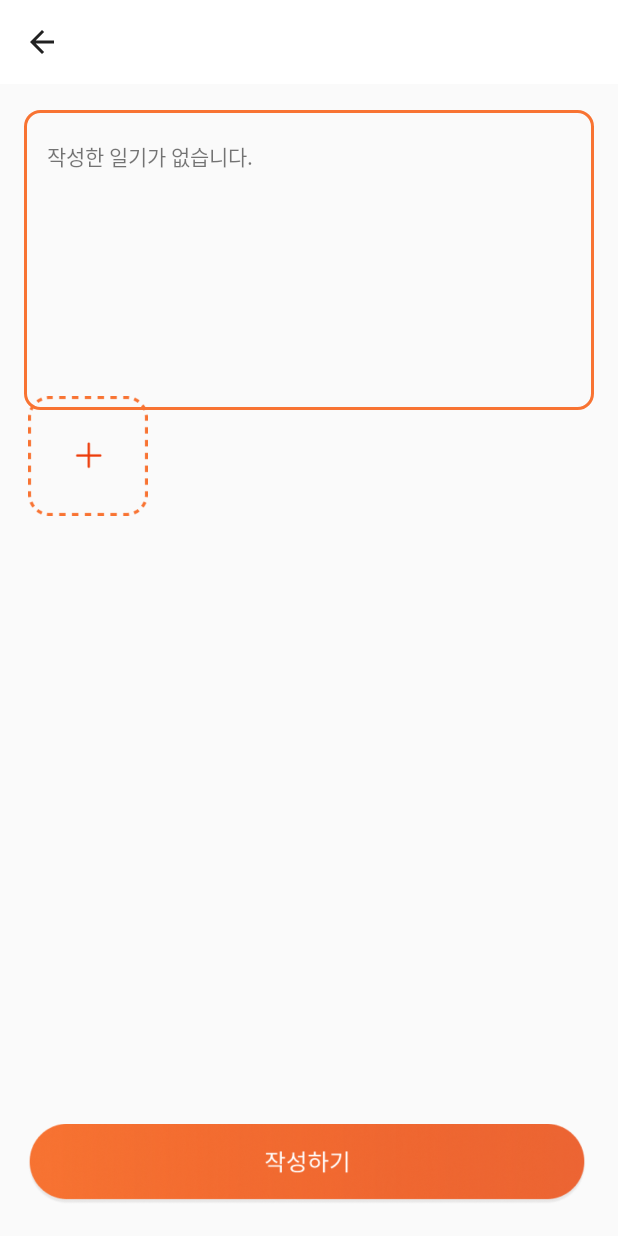
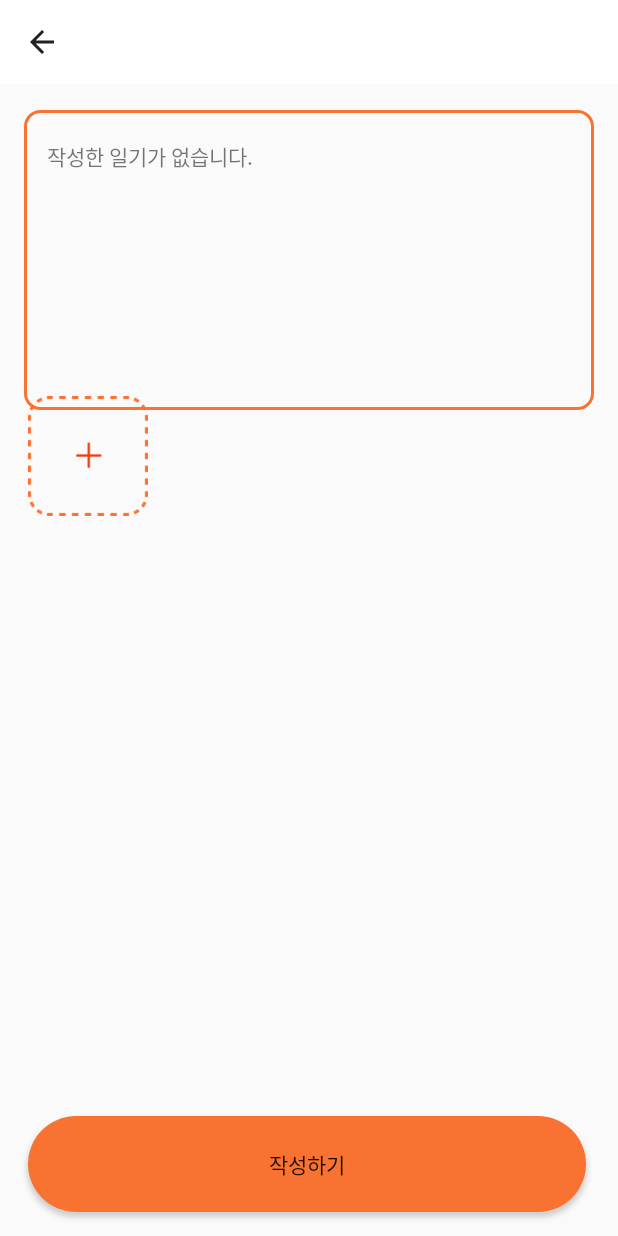
Before and after one commit to food-chatbot/food-chatbot, an Android app: the DiaryViewEdit screen opened directly, with no data from a screen before it, on a phone screen of 412 x 824 dp. Run offline under Robolectric (Android 15) with nearby library versions, the phone set to English and light mode, and no system bars.

Commit message:
다이어리 추가버튼 클릭 시 diary_write.xml로 이동

```diff
--- a/app/src/main/AndroidManifest.xml
+++ b/app/src/main/AndroidManifest.xml
@@ -2,6 +2,7 @@
 <manifest xmlns:android="http://schemas.android.com/apk/res/android"
     package="com.example.chatbot">
 
+    <uses-permission android:name="android.permission.INTERNET"/>
     <application
         android:allowBackup="true"
         android:icon="@mipmap/ic_launcher"
--- a/app/src/main/java/com/example/chatbot/DiaryFragment.java
+++ b/app/src/main/java/com/example/chatbot/DiaryFragment.java
@@ -92,7 +92,7 @@ public class DiaryFragment extends Fragment {
         switch(item.getItemId()){
             case R.id.action_add:
                 Toast.makeText(getActivity(), "추가 버튼", Toast.LENGTH_SHORT).show();
-                Intent intent = new Intent(getActivity(),DiaryView.class);
+                Intent intent = new Intent(getActivity(),DiaryViewEdit.class);
                 startActivity(intent);
                 break;
 
--- a/app/src/main/java/com/example/chatbot/DiaryView.java
+++ b/app/src/main/java/com/example/chatbot/DiaryView.java
@@ -1,5 +1,6 @@
 package com.example.chatbot;
 
+import android.content.Context;
 import android.content.DialogInterface;
 import android.content.Intent;
 import android.database.Cursor;
@@ -7,9 +8,12 @@ import android.database.sqlite.SQLiteDatabase;
 import android.graphics.Bitmap;
 import android.graphics.BitmapFactory;
 import android.os.Bundle;
+import android.view.LayoutInflater;
 import android.view.Menu;
 import android.view.MenuInflater;
 import android.view.MenuItem;
+import android.view.View;
+import android.widget.Button;
 import android.widget.EditText;
 import android.widget.ImageView;
 import android.widget.Toast;
--- a/app/src/main/java/com/example/chatbot/DiaryViewEdit.java
+++ b/app/src/main/java/com/example/chatbot/DiaryViewEdit.java
@@ -3,6 +3,7 @@ package com.example.chatbot;
 import android.content.Intent;
 import android.os.Bundle;
 import android.view.MenuItem;
+import android.widget.Button;
 
 import androidx.annotation.NonNull;
 import androidx.appcompat.widget.Toolbar;
@@ -10,14 +11,20 @@ import androidx.appcompat.widget.Toolbar;
 import androidx.annotation.Nullable;
 import androidx.appcompat.app.AppCompatActivity;
 
+import java.text.BreakIterator;
+
 public class DiaryViewEdit extends AppCompatActivity {
 
+
     Toolbar toolbar;
+    static Button btnWrite;
+
     @Override
     protected void onCreate(@Nullable Bundle savedInstanceState) {
         super.onCreate(savedInstanceState);
         setContentView(R.layout.diary_write);
 
+        btnWrite = findViewById(R.id.btnWrite);
         toolbar = findViewById(R.id.toolBar);
         setSupportActionBar(toolbar);
 
--- /dev/null
+++ b/app/src/main/res/drawable/button_border.xml
@@ -0,0 +1,11 @@
+<?xml version="1.0" encoding="utf-8"?>
+<shape xmlns:android="http://schemas.android.com/apk/res/android"
+    android:padding="10dp"
+    android:shape="rectangle" >
+    <solid android:color="#F87332" />
+    <corners
+        android:bottomLeftRadius="114dp"
+        android:bottomRightRadius="114dp"
+        android:topLeftRadius="114dp"
+        android:topRightRadius="114dp" />
+</shape>
--- a/app/src/main/res/layout/diary_write.xml
+++ b/app/src/main/res/layout/diary_write.xml
@@ -3,7 +3,9 @@
     xmlns:app="http://schemas.android.com/apk/res-auto"
     xmlns:tools="http://schemas.android.com/tools"
     android:layout_width="match_parent"
-    android:layout_height="match_parent">
+    android:layout_height="match_parent"
+    android:id="@+id/writeLayout"
+    tools:context=".DiaryViewEdit">
 
     <LinearLayout
         android:layout_width="match_parent"
@@ -56,8 +58,8 @@
         app:srcCompat="@drawable/plus"
         tools:ignore="MissingConstraints" />
 
-    <ImageView
-        android:id="@+id/imageView2"
+    <Button
+        android:id="@+id/btnWrite"
         android:layout_width="372dp"
         android:layout_height="64dp"
         android:layout_marginBottom="16dp"
@@ -65,7 +67,8 @@
         app:layout_constraintEnd_toEndOf="parent"
         app:layout_constraintHorizontal_bias="0.473"
         app:layout_constraintStart_toStartOf="parent"
-        app:srcCompat="@drawable/diary_save" />
+        android:background="@drawable/button_border"
+        android:text="작성하기"/>
 
 
 </androidx.constraintlayout.widget.ConstraintLayout>
```
